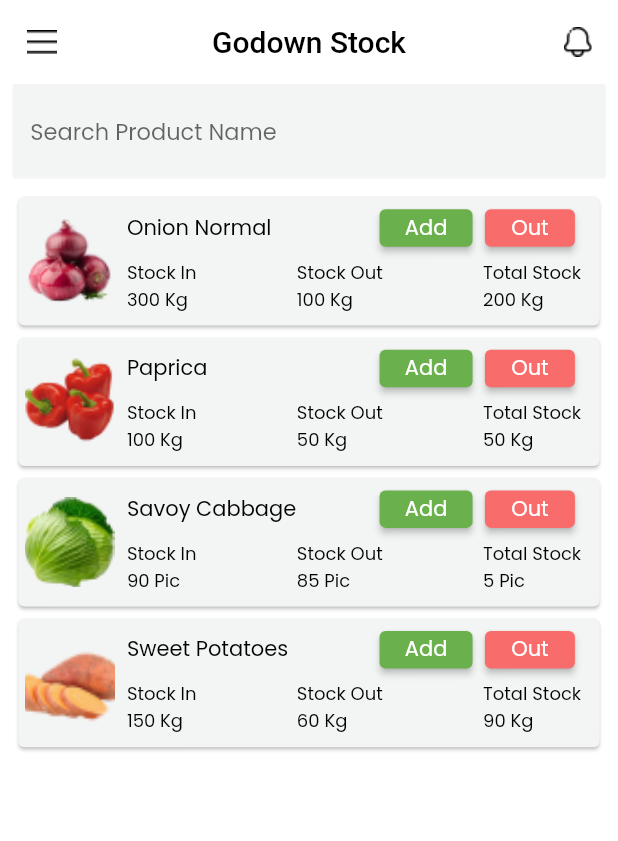
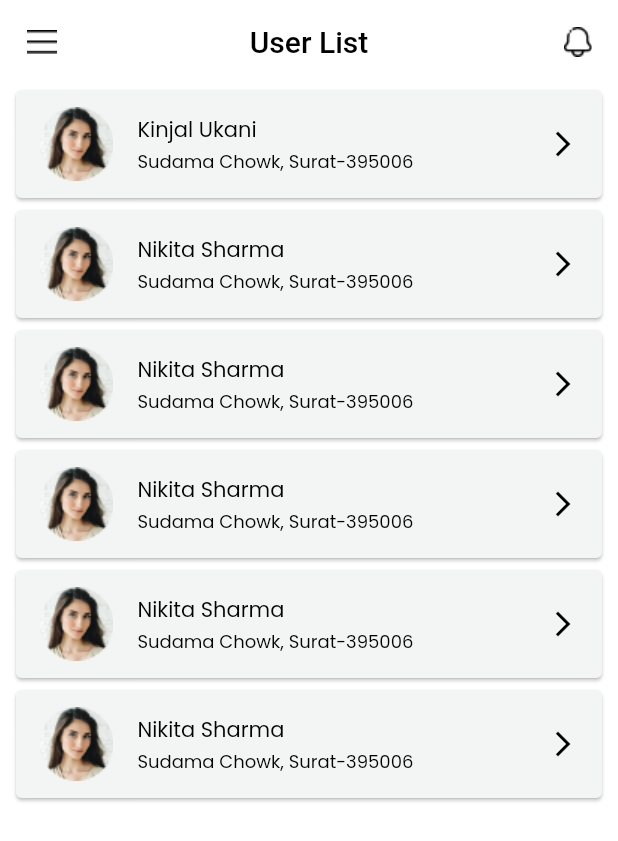
Before and after one commit to Neel-Paghadal/grocery_distributor, a Flutter app: the screen it shows after launch, on a phone screen of 412 x 824 dp. Shown: the top 841 px of the screen. Run offline on Flutter 3.47's test engine with Material 2 defaults, Android fonts, the phone set to English and light mode, and no system bars; our stand-ins replace flutter_svg, get.

Commit message:
add desgin godown stock add desgin user list

```diff
--- a/lib/ConstFile/constImage.dart
+++ b/lib/ConstFile/constImage.dart
@@ -5,5 +5,6 @@ class ConstImage {
   static const String paprica = 'assets/Images/paprica.png';
   static const String cabbage = 'assets/Images/cabbage.png';
   static const String sweet = 'assets/Images/sweet.png';
+  static const String mask='assets/Images/Maskgroup.png';
 
 }
--- a/lib/Screens/godown_stock.dart
+++ b/lib/Screens/godown_stock.dart
@@ -51,7 +51,6 @@ class GodownPageState extends State<GodownPage>{
                 ),
                 hintStyle: TextStyle(
                     fontFamily: ConstFont.popinsRegular,
-                    //fontWeight: FontWeight.w300,
                     fontSize: 15),
                 hintText: "Search Product Name",
               ),
--- /dev/null
+++ b/lib/Screens/user_list.dart
@@ -0,0 +1,63 @@
+import 'package:flutter/cupertino.dart';
+import 'package:flutter/material.dart';
+import 'package:grocery_distributor/ConstFile/constImage.dart';
+import '../ConstFile/constFonts.dart';
+
+
+class UserPage extends StatefulWidget{
+  const UserPage({Key? key,}):super(key: key);
+
+
+  @override
+  _UserPageState createState() => _UserPageState();
+}
+class _UserPageState extends State<UserPage>{
+  List<String> UserName=['Kinjal Ukani','Nikita Sharma','Nikita Sharma','Nikita Sharma','Nikita Sharma','Nikita Sharma'];
+  List<String> UserAddress=['Sudama Chowk, Surat-395006','Sudama Chowk, Surat-395006','Sudama Chowk, Surat-395006','Sudama Chowk, Surat-395006','Sudama Chowk, Surat-395006','Sudama Chowk, Surat-395006'];
+  List<String> UserImage=[ConstImage.mask,ConstImage.mask,ConstImage.mask,ConstImage.mask,ConstImage.mask,ConstImage.mask,];
+
+  @override
+  Widget build(BuildContext context){
+    var deviceWidth = MediaQuery.of(context).size.width;
+    return Scaffold(
+      backgroundColor: Colors.white,
+      appBar: AppBar(
+        leading: Image.asset("assets/Icons/drwar.png"),
+        actions: [
+          Image.asset("assets/Icons/notification.png")
+        ],
+        elevation: 0,
+        backgroundColor: Colors.white,
+        centerTitle: true ,
+        title: Text("User List",
+          style: TextStyle(color: Colors.black),),
+      ),
+      body: ListView.builder(
+          itemCount: 6,
+          itemBuilder: (BuildContext context,int index){
+            return Padding(
+              padding: EdgeInsets.only(left:deviceWidth*0.016,right:deviceWidth*0.016,),
+              child: Card(
+                color:Color(0xffF3F4F4),
+                child: ListTile(
+                  onTap: (){},
+                  leading:Image.asset(UserImage[index].toString()),
+                  trailing: Icon(Icons.arrow_forward_ios,color: Colors.black,size: 20),
+                  title: Text(UserName[index].toString(),
+                    style: TextStyle(
+                      fontWeight: FontWeight.w500,
+                      fontFamily: ConstFont.popinsRegular,
+                      color: Colors.black,
+                      fontSize: 14,),),
+                  subtitle: Text(UserAddress[index].toString(),
+                    style: TextStyle(
+                        fontFamily: ConstFont.popinsRegular,
+                        color: Colors.black,
+                        fontSize: 12),),
+                ),
+              ),
+            );
+          }),
+    );
+  }
+}
--- a/lib/main.dart
+++ b/lib/main.dart
@@ -4,6 +4,7 @@ import 'package:get/get.dart';
 import 'Screens/godown_stock.dart';
 import 'Screens/login_screen.dart';
 import 'Screens/splash.dart';
+import 'Screens/user_list.dart';
 
 void main() {
   runApp(const MyApp());
@@ -23,7 +24,8 @@ class MyApp extends StatelessWidget {
       ),
       debugShowCheckedModeBanner: false,
       //home:   SplashScreen(),
-      home: GodownPage(),
+      //home: GodownPage(),
+      home: UserPage(),
       // home:   LoginScreen(),
     );
   }
```
Also changed, not shown: assets/Images/Maskgroup.png (added), assets/Images/onion.svg (deleted).
